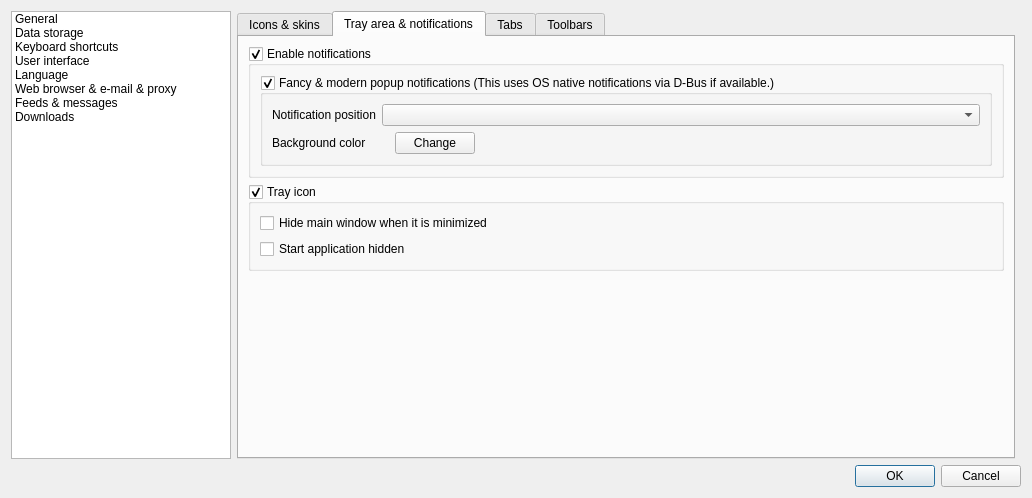
Above: src/gui/dialogs/formsettings.ui from martinrotter/rssguard before the change. Below: the same form after it.
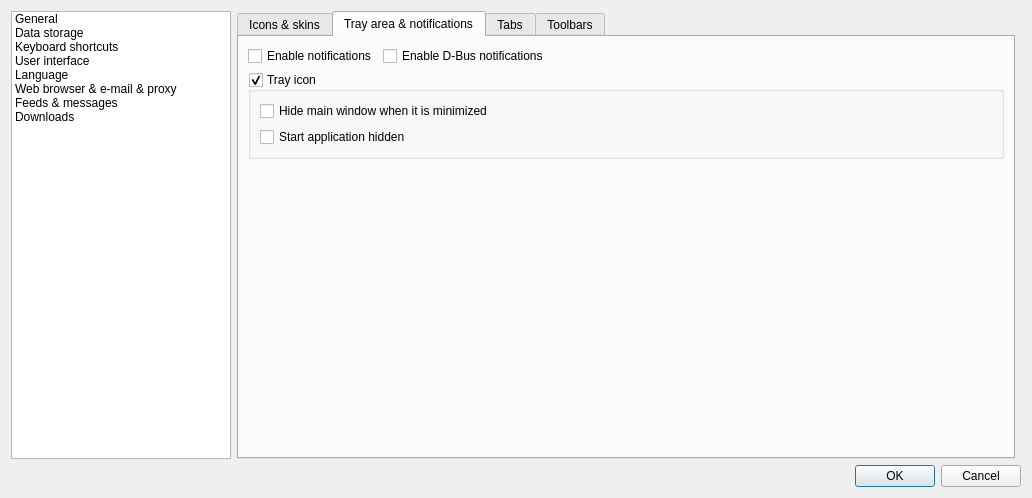
That is the form after the change. The open tabs and pages were chosen to show the change. Custom widgets are drawn as their Qt base class.

Commit message: Removed fancy notifications.

```diff
--- a/src/gui/dialogs/formsettings.ui
+++ b/src/gui/dialogs/formsettings.ui
@@ -613,7 +613,14 @@
            <string>Tray area &amp;&amp; notifications</string>
           </attribute>
           <layout class="QFormLayout" name="formLayout_3">
-           <item row="1" column="0" colspan="2">
+           <item row="0" column="0">
+            <widget class="QCheckBox" name="m_checkEnableNotifications">
+             <property name="text">
+              <string>Enable notifications</string>
+             </property>
+            </widget>
+           </item>
+           <item row="2" column="0" colspan="2">
             <widget class="QGroupBox" name="m_grpTray">
              <property name="title">
               <string>Tray icon</string>
@@ -642,79 +649,14 @@
              </layout>
             </widget>
            </item>
-           <item row="0" column="0" colspan="2">
-            <widget class="QGroupBox" name="m_grpBaseNotifications">
-             <property name="title">
-              <string>Enable notifications</string>
+           <item row="0" column="1">
+            <widget class="QCheckBox" name="m_checkEnableDBusNotifications">
+             <property name="styleSheet">
+              <string notr="true"/>
              </property>
-             <property name="flat">
-              <bool>false</bool>
+             <property name="text">
+              <string>Enable D-Bus notifications</string>
              </property>
-             <property name="checkable">
-              <bool>true</bool>
-             </property>
-             <layout class="QHBoxLayout" name="horizontalLayout_16">
-              <item>
-               <widget class="QGroupBox" name="m_grpNotifications">
-                <property name="title">
-                 <string>Fancy &amp;&amp; modern popup notifications (This uses OS native notifications via D-Bus if available.)</string>
-                </property>
-                <property name="checkable">
-                 <bool>true</bool>
-                </property>
-                <layout class="QFormLayout" name="formLayout_23">
-                 <item row="0" column="0">
-                  <widget class="QLabel" name="m_lblNotificationPosition">
-                   <property name="text">
-                    <string>Notification position</string>
-                   </property>
-                  </widget>
-                 </item>
-                 <item row="0" column="1">
-                  <widget class="QComboBox" name="m_cmbNotificationPosition"/>
-                 </item>
-                 <item row="1" column="0">
-                  <widget class="QLabel" name="label_13">
-                   <property name="text">
-                    <string>Background color</string>
-                   </property>
-                  </widget>
-                 </item>
-                 <item row="1" column="1">
-                  <layout class="QHBoxLayout" name="horizontalLayout_17">
-                   <item>
-                    <widget class="ColorLabel" name="m_lblNotificationColor">
-                     <property name="text">
-                      <string/>
-                     </property>
-                    </widget>
-                   </item>
-                   <item>
-                    <widget class="QPushButton" name="m_btnChangeNotificationColor">
-                     <property name="text">
-                      <string>Change</string>
-                     </property>
-                    </widget>
-                   </item>
-                   <item>
-                    <spacer name="horizontalSpacer">
-                     <property name="orientation">
-                      <enum>Qt::Horizontal</enum>
-                     </property>
-                     <property name="sizeHint" stdset="0">
-                      <size>
-                       <width>40</width>
-                       <height>20</height>
-                      </size>
-                     </property>
-                    </spacer>
-                   </item>
-                  </layout>
-                 </item>
-                </layout>
-               </widget>
-              </item>
-             </layout>
             </widget>
            </item>
           </layout>
@@ -1667,11 +1609,6 @@
    <header>toolbareditor.h</header>
    <container>1</container>
   </customwidget>
-  <customwidget>
-   <class>ColorLabel</class>
-   <extends>QLabel</extends>
-   <header>colorlabel.h</header>
-  </customwidget>
  </customwidgets>
  <tabstops>
   <tabstop>m_cmbDatabaseDriver</tabstop>
```
Left out of the diff: 52 changed lines with no effect on the pictures. The commit also changes 10 other files.
